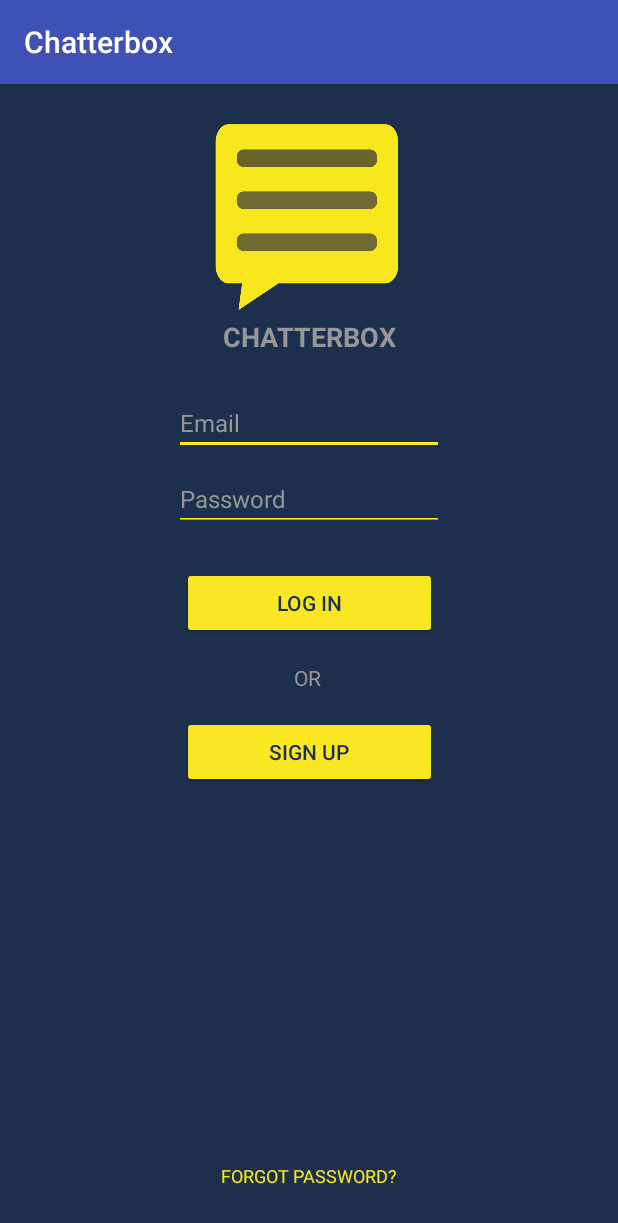
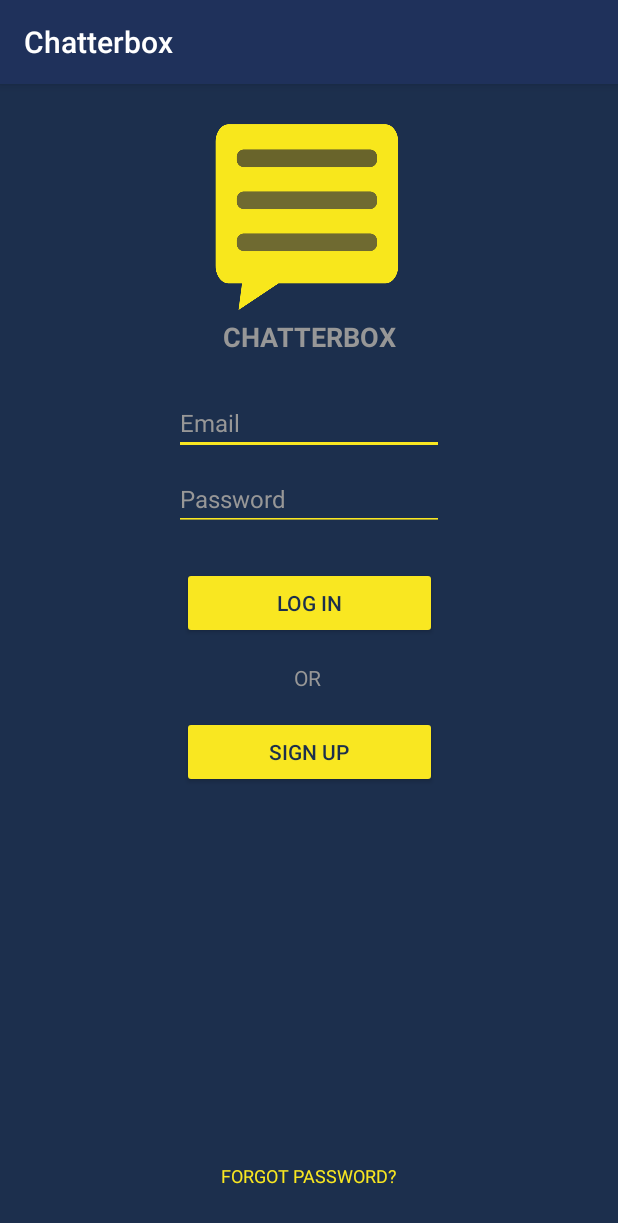
Before and after one commit to PiotrKaszuba/Chatterbox_Android, an Android app: the screen it shows after launch (MainActivity), on a phone screen of 412 x 824 dp. Shown: the top 1223 px of the screen. Run offline under Robolectric (Android 15) with nearby library versions, the phone set to English and light mode, and no system bars; our stand-ins replace Firebase (no records; nobody signed in at launch, a user with empty details on screens opened directly).

Commit message:
Color fix, ListView fix

```diff
--- a/app/src/main/res/values/colors.xml
+++ b/app/src/main/res/values/colors.xml
@@ -1,6 +1,6 @@
 <?xml version="1.0" encoding="utf-8"?>
 <resources>
-    <color name="colorPrimary">#3F51B5</color>
-    <color name="colorPrimaryDark">#303F9F</color>
-    <color name="colorAccent">#ff4081</color>
+    <color name="colorPrimary">#1f315b</color>
+    <color name="colorPrimaryDark">#172439</color>
+    <color name="colorAccent">#e0ce06</color>
 </resources>
```
Also changed, not shown: app/src/main/res/layout/list_view_row.xml (+1 -9 lines).
